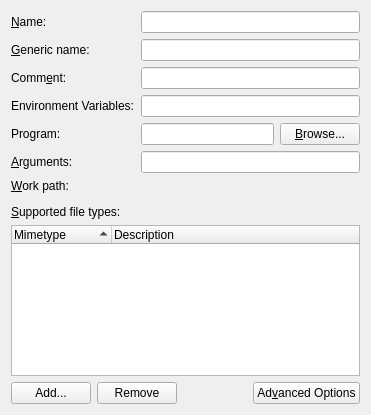
Old version of the form src/widgets/kpropertiesdesktopbase.ui in the repository KDE/kio.
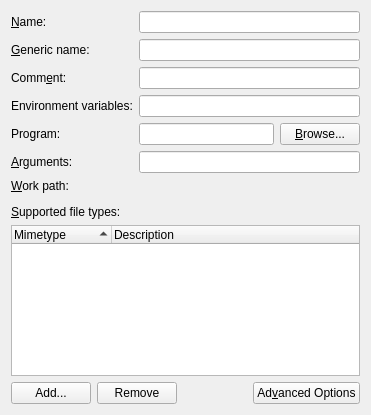
New version of the form. Custom widgets are drawn as their Qt base class.

Commit message: kpropertiesdesktopbase: Make string case consistent We're not using title case, so don't capitalise the second word.

```diff
--- a/src/widgets/kpropertiesdesktopbase.ui
+++ b/src/widgets/kpropertiesdesktopbase.ui
@@ -76,7 +76,7 @@
      <item row="3" column="0">
       <widget class="QLabel" name="labelenvvars">
        <property name="text">
-        <string>Environment Variables:</string>
+        <string>Environment variables:</string>
        </property>
        <property name="buddy">
         <cstring>envarsEdit</cstring>
```
